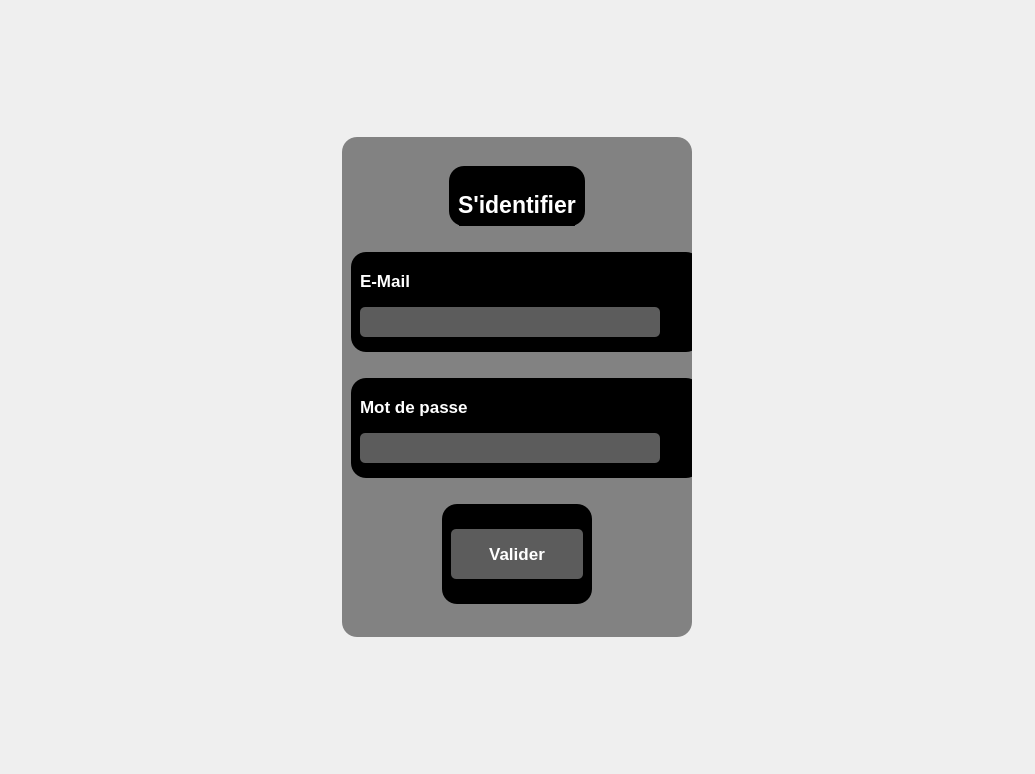
Before: the Qt Designer form front-end/authentification/authentification.ui in 0xBrdn/TaskFlow, drawn with Qt 5.
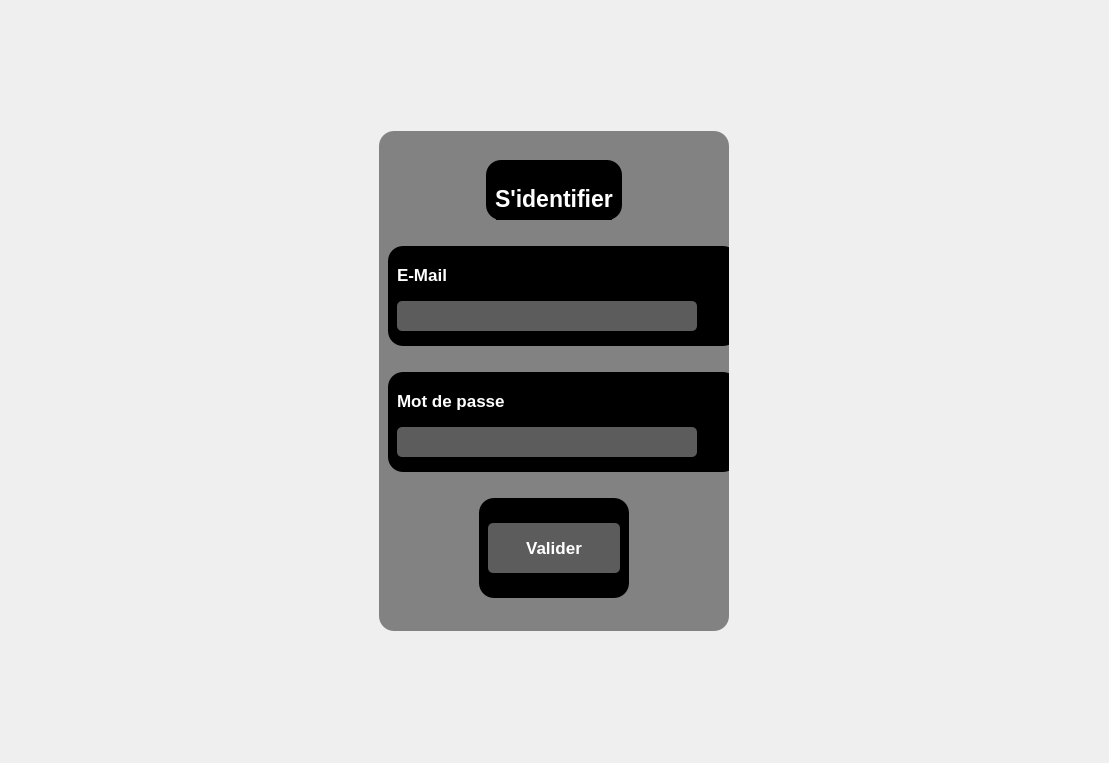
After: the same form once the commit is applied. Icons and pictures are not drawn.

Commit message:
interface ok
fonctionnement du fond (plus propre)
interconnection front end - backend

The edit to the form file:
```diff
--- a/front-end/authentification/authentification.ui
+++ b/front-end/authentification/authentification.ui
@@ -6,8 +6,8 @@
    <rect>
     <x>0</x>
     <y>0</y>
-    <width>1035</width>
-    <height>774</height>
+    <width>1109</width>
+    <height>763</height>
    </rect>
   </property>
   <property name="windowTitle">
```
Left out of the diff: 4 changed lines with no effect on the pictures. The commit also changes 7 other files.
